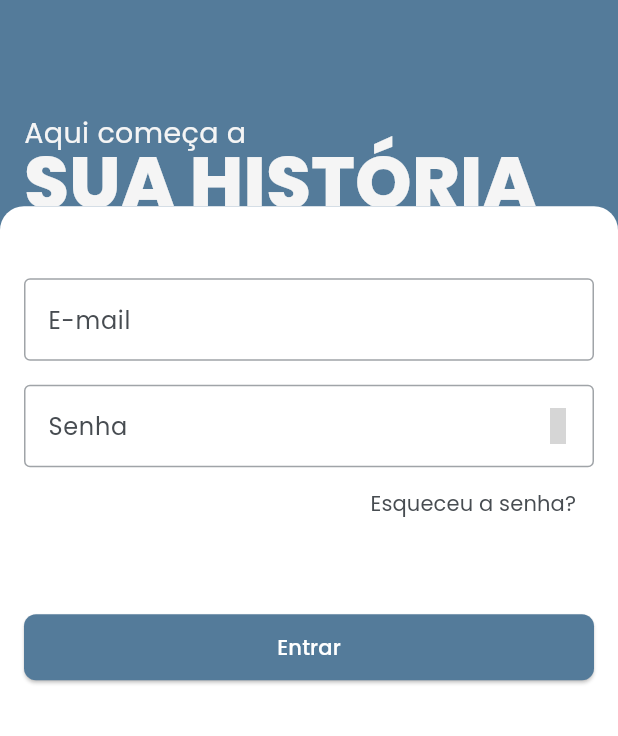
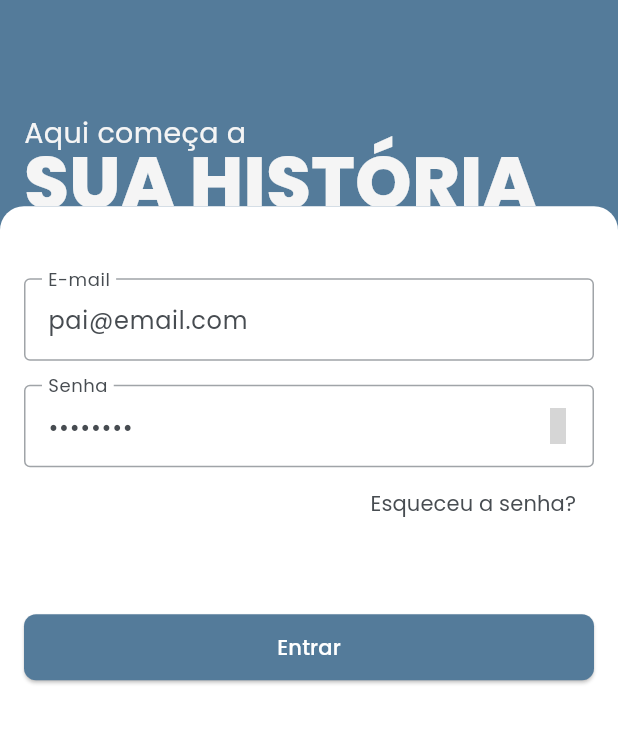
Before and after one commit to Educarte/Educarte-app, a Flutter app: the screen it shows after launch, on a phone screen of 412 x 824 dp, the part 500-1236 px from its top. Run offline on Flutter 3.47's test engine with Material 3 defaults, Android fonts, the phone set to English and light mode, and no system bars; our stand-ins replace go_router, google_fonts, jwt_decoder, material_symbols_icons, page_transition, pin_code_fields; accounts and stored records are empty; grey boxes are pictures that could not be loaded.

Commit message:
:boom: fix: Alterações feitas

```diff
--- a/educarte/lib/Ui/screens/login_screen.dart
+++ b/educarte/lib/Ui/screens/login_screen.dart
@@ -25,8 +25,8 @@ class LoginScreen extends StatefulWidget {
 
 class _LoginScreenState extends State<LoginScreen> {
   bool verSenha = true;
-  TextEditingController email = TextEditingController();
-  TextEditingController senha = TextEditingController();
+  TextEditingController email = TextEditingController(text: "pai@email.com");
+  TextEditingController senha = TextEditingController(text: "Asdf1234");
   bool carregando = false;
 
   void Logar()async{
@@ -53,7 +53,7 @@ class _LoginScreenState extends State<LoginScreen> {
       setState(() {
         globals.nome = decodedToken["name"];
         globals.token = jsonData["token"];
-        globals.id = jsonData["sub"];
+        globals.id = decodedToken["sub"];
       });
       var snackBar = SnackBar(
         backgroundColor: const Color(0xff547B9A),
```
Also changed, not shown: educarte/lib/Ui/shell/educarte_shell.dart (+24 -5 lines).
